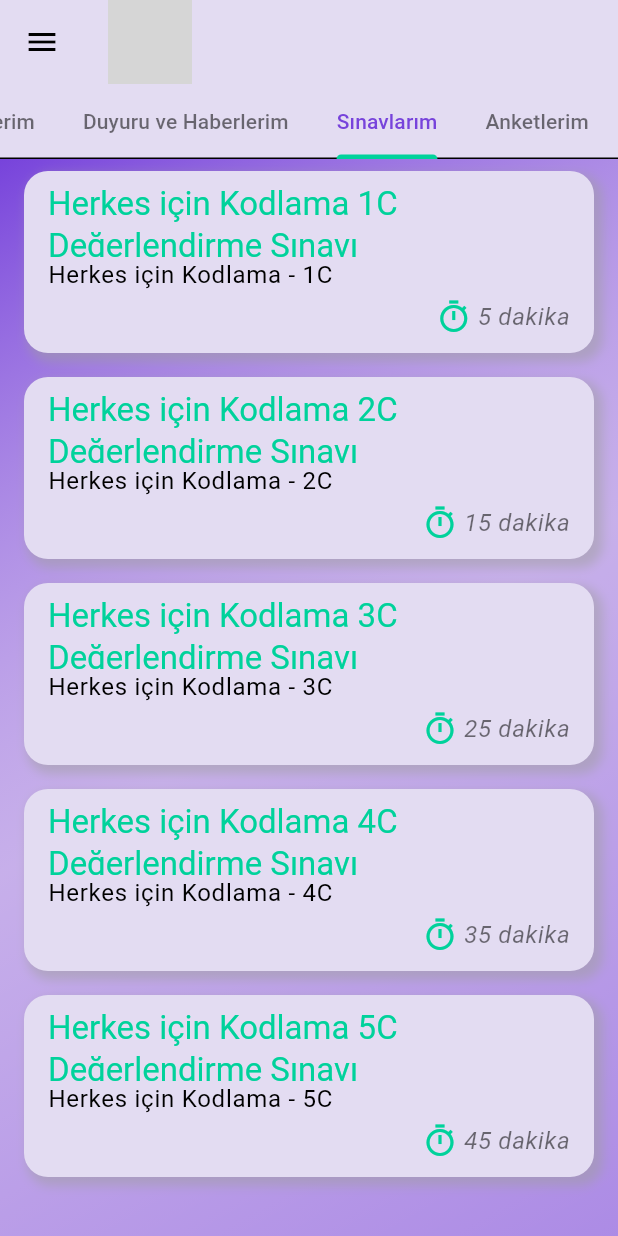
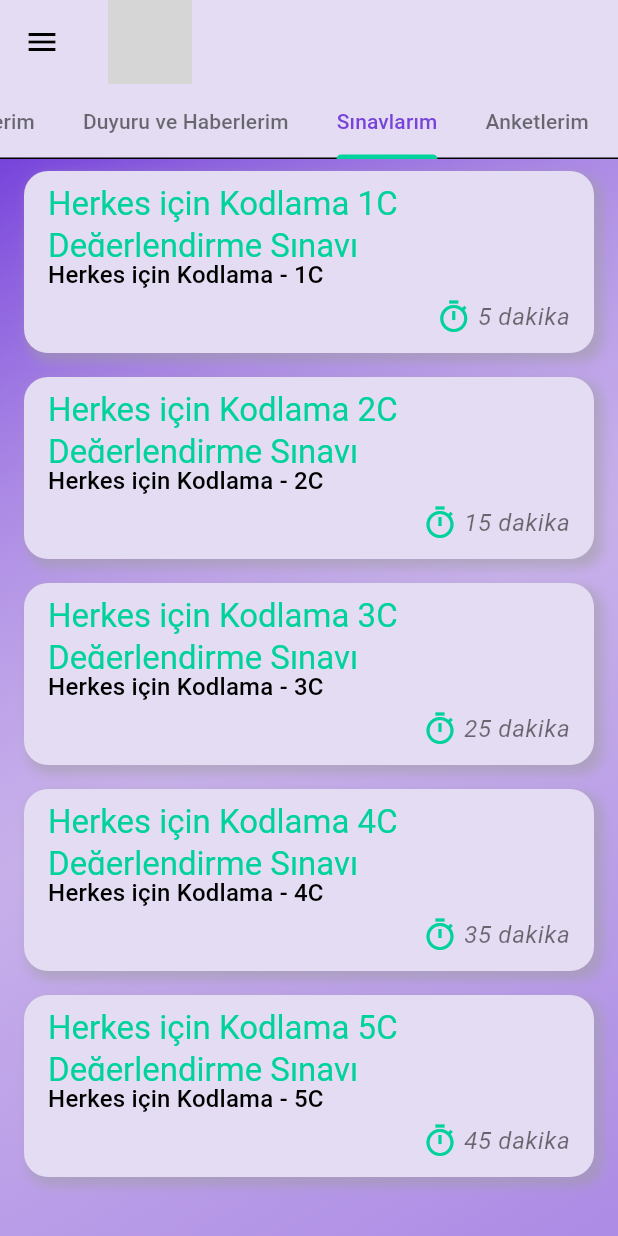
Before and after one commit to zehraCoskun/Tobeto-Mobile, a Flutter app: the HomePage screen opened by its route, tab 3 chosen, on a phone screen of 412 x 824 dp. Run offline on Flutter 3.47's test engine with Material 3 defaults, Android fonts, the phone set to English and light mode, and no system bars; our stand-ins replace bloc, flutter_bloc, lottie; network calls fail; grey boxes are pictures that could not be loaded.

Commit message:
little theme bugs fixed

```diff
--- a/tobeto_mobil/lib/pages/home/application_view.dart/application_card.dart
+++ b/tobeto_mobil/lib/pages/home/application_view.dart/application_card.dart
@@ -93,7 +93,7 @@ class InfoLine extends StatelessWidget {
         Expanded(
           child: Text(
             infoText,
-            style: Theme.of(context).textTheme.bodyLarge,
+            style: Theme.of(context).textTheme.titleMedium,
           ),
         ),
       ],
--- a/tobeto_mobil/lib/pages/home/exam_view.dart/exam_card.dart
+++ b/tobeto_mobil/lib/pages/home/exam_view.dart/exam_card.dart
@@ -52,7 +52,7 @@ class ExamCard extends StatelessWidget {
   }
 
   Widget buildBody(BuildContext context) {
-    return Text(exam.detail, style: Theme.of(context).textTheme.bodyLarge);
+    return Text(exam.detail, style: Theme.of(context).textTheme.titleMedium);
   }
 
   Widget buildFooter(BuildContext context) {
--- a/tobeto_mobil/lib/utils/theme/theme_android.dart
+++ b/tobeto_mobil/lib/utils/theme/theme_android.dart
@@ -168,11 +168,7 @@ final androidDarkTheme = ThemeData(
     titleMedium: TextStyle(color: _tobetoDarkColors.beyaz),
     titleSmall: TextStyle(color: _tobetoDarkColors.beyaz),
     bodyLarge: TextStyle(color: _tobetoDarkColors.beyaz),
-    bodySmall: TextStyle(
-      color: _tobetoLightColors.krem,
-      fontStyle: FontStyle.italic,
-      fontSize: 16,
-    ),
+    bodySmall: TextStyle(color: _tobetoLightColors.krem, fontStyle: FontStyle.italic, fontSize: 16),
   ),
 
   //TextButton Ayarlari
--- a/tobeto_mobil/lib/utils/theme/theme_ios.dart
+++ b/tobeto_mobil/lib/utils/theme/theme_ios.dart
@@ -145,6 +145,8 @@ final iosDarkTheme = ThemeData(
       headlineSmall: TextStyle(color: _tobetoDarkColors.beyaz, letterSpacing: 1.0),
       headlineMedium: TextStyle(color: _tobetoDarkColors.mor, fontSize: 30),
       titleLarge: TextStyle(color: _tobetoDarkColors.yesil),
+      titleMedium: TextStyle(color: _tobetoDarkColors.beyaz),
+      titleSmall: TextStyle(color: _tobetoDarkColors.krem),
       bodySmall: TextStyle(color: _tobetoLightColors.krem, fontStyle: FontStyle.italic, fontSize: 16)),
   //TextButton Ayarlari
   textButtonTheme: const TextButtonThemeData(
```
